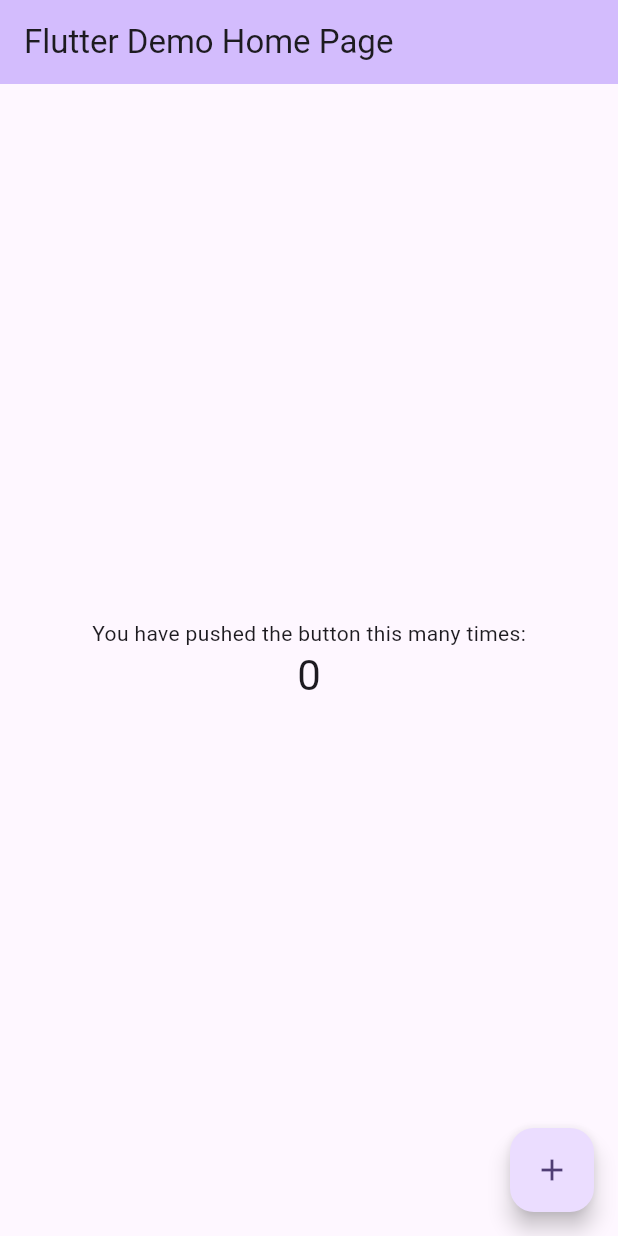
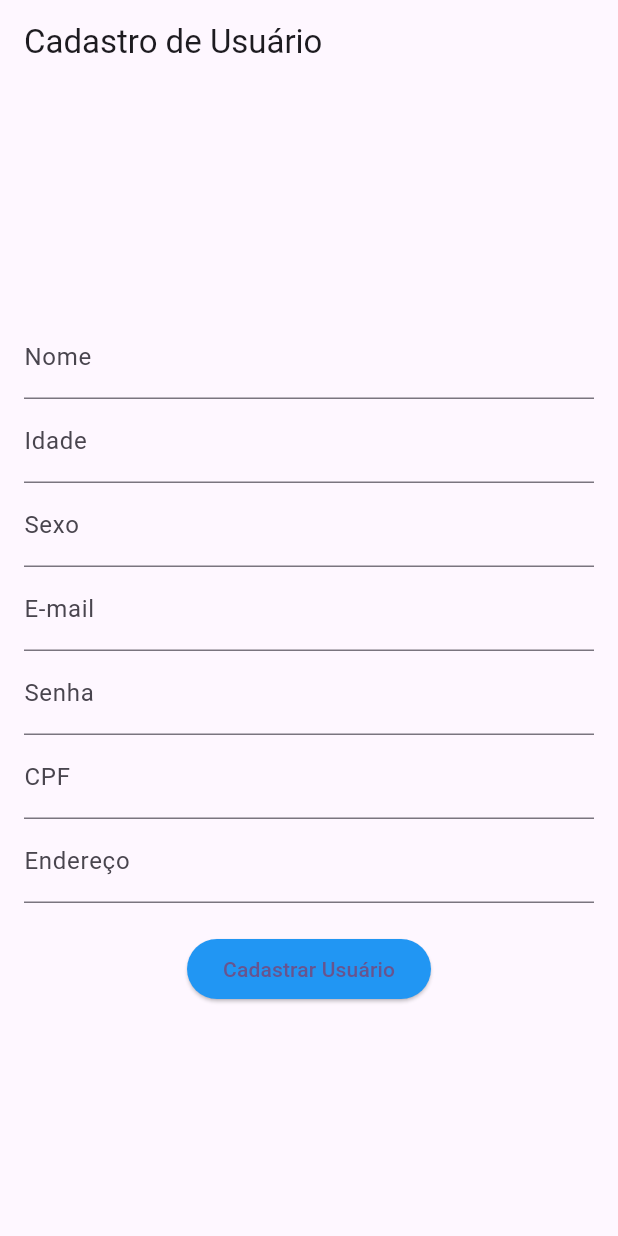
Before and after one commit to Lduarte97/AppMachinex, a Flutter app: the screen it shows after launch, on a phone screen of 412 x 824 dp. Run offline on Flutter 3.47's test engine with Material 3 defaults, Android fonts, the phone set to English and light mode, and no system bars.

```diff
--- a/lib/main.dart
+++ b/lib/main.dart
@@ -1,4 +1,6 @@
 import 'package:flutter/material.dart';
+import 'package:projeto/view/login.dart';
+import 'package:projeto/view/Cadastro.dart';
 
 void main() {
   runApp(const MyApp());
@@ -31,95 +33,9 @@ class MyApp extends StatelessWidget {
         colorScheme: ColorScheme.fromSeed(seedColor: Colors.deepPurple),
         useMaterial3: true,
       ),
-      home: const MyHomePage(title: 'Flutter Demo Home Page'),
+      home: Cadastro(),
     );
   }
 }
 
-class MyHomePage extends StatefulWidget {
-  const MyHomePage({super.key, required this.title});
-
-  // This widget is the home page of your application. It is stateful, meaning
-  // that it has a State object (defined below) that contains fields that affect
-  // how it looks.
-
-  // This class is the configuration for the state. It holds the values (in this
-  // case the title) provided by the parent (in this case the App widget) and
-  // used by the build method of the State. Fields in a Widget subclass are
-  // always marked "final".
-
-  final String title;
-
-  @override
-  State<MyHomePage> createState() => _MyHomePageState();
-}
-
-class _MyHomePageState extends State<MyHomePage> {
-  int _counter = 0;
-
-  void _incrementCounter() {
-    setState(() {
-      // This call to setState tells the Flutter framework that something has
-      // changed in this State, which causes it to rerun the build method below
-      // so that the display can reflect the updated values. If we changed
-      // _counter without calling setState(), then the build method would not be
-      // called again, and so nothing would appear to happen.
-      _counter++;
-    });
-  }
-
-  @override
-  Widget build(BuildContext context) {
-    // This method is rerun every time setState is called, for instance as done
-    // by the _incrementCounter method above.
-    //
-    // The Flutter framework has been optimized to make rerunning build methods
-    // fast, so that you can just rebuild anything that needs updating rather
-    // than having to individually change instances of widgets.
-    return Scaffold(
-      appBar: AppBar(
-        // TRY THIS: Try changing the color here to a specific color (to
-        // Colors.amber, perhaps?) and trigger a hot reload to see the AppBar
-        // change color while the other colors stay the same.
-        backgroundColor: Theme.of(context).colorScheme.inversePrimary,
-        // Here we take the value from the MyHomePage object that was created by
-        // the App.build method, and use it to set our appbar title.
-        title: Text(widget.title),
-      ),
-      body: Center(
-        // Center is a layout widget. It takes a single child and positions it
-        // in the middle of the parent.
-        child: Column(
-          // Column is also a layout widget. It takes a list of children and
-          // arranges them vertically. By default, it sizes itself to fit its
-          // children horizontally, and tries to be as tall as its parent.
-          //
-          // Column has various properties to control how it sizes itself and
-          // how it positions its children. Here we use mainAxisAlignment to
-          // center the children vertically; the main axis here is the vertical
-          // axis because Columns are vertical (the cross axis would be
-          // horizontal).
-          //
-          // TRY THIS: Invoke "debug painting" (choose the "Toggle Debug Paint"
-          // action in the IDE, or press "p" in the console), to see the
-          // wireframe for each widget.
-          mainAxisAlignment: MainAxisAlignment.center,
-          children: <Widget>[
-            const Text(
-              'You have pushed the button this many times:',
-            ),
-            Text(
-              '$_counter',
-              style: Theme.of(context).textTheme.headlineMedium,
-            ),
-          ],
-        ),
-      ),
-      floatingActionButton: FloatingActionButton(
-        onPressed: _incrementCounter,
-        tooltip: 'Increment',
-        child: const Icon(Icons.add),
-      ), // This trailing comma makes auto-formatting nicer for build methods.
-    );
-  }
-}
+class UserRegistrationScreen {}
--- /dev/null
+++ b/lib/view/Cadastro.dart
@@ -0,0 +1,115 @@
+import 'package:flutter/material.dart';
+
+class Cadastro extends StatefulWidget {
+  @override
+  CadastroPage createState() => CadastroPage();
+}
+
+class CadastroPage extends State<Cadastro> {
+  final _formKey = GlobalKey<FormState>();
+
+  @override
+  Widget build(BuildContext context) {
+    return Scaffold(
+      appBar: AppBar(
+        title: Text('Cadastro de Usuário'),
+      ),
+      body: Center(
+        child: Padding(
+          padding: EdgeInsets.all(16.0),
+          child: Form(
+            key: _formKey,
+            child: Column(
+              mainAxisSize: MainAxisSize.min,
+              children: [
+                TextFormField(
+                  decoration: InputDecoration(labelText: 'Nome'),
+                  validator: (value) {
+                    if (value == null || value.isEmpty) {
+                      return 'Por favor, insira seu nome';
+                    }
+                    return null;
+                  },
+                ),
+                TextFormField(
+                  decoration: InputDecoration(labelText: 'Idade'),
+                  keyboardType: TextInputType.number,
+                  validator: (value) {
+                    if (value == null || value.isEmpty) {
+                      return 'Por favor, insira sua idade';
+                    }
+                    return null;
+                  },
+                ),
+                TextFormField(
+                  decoration: InputDecoration(labelText: 'Sexo'),
+                  validator: (value) {
+                    if (value == null || value.isEmpty) {
+                      return 'Por favor, insira seu sexo';
+                    }
+                    return null;
+                  },
+                ),
+                TextFormField(
+                  decoration: InputDecoration(labelText: 'E-mail'),
+                  keyboardType: TextInputType.emailAddress,
+                  validator: (value) {
+                    if (value == null || value.isEmpty) {
+                      return 'Por favor, insira seu e-mail';
+                    }
+                    return null;
+                  },
+                ),
+                TextFormField(
+                  decoration: InputDecoration(labelText: 'Senha'),
+                  obscureText: true,
+                  validator: (value) {
+                    if (value == null || value.isEmpty) {
+                      return 'Por favor, insira sua senha';
+                    }
+                    return null;
+                  },
+                ),
+                TextFormField(
+                  decoration: InputDecoration(labelText: 'CPF'),
+                  keyboardType: TextInputType.number,
+                  validator: (value) {
+                    if (value == null || value.isEmpty) {
+                      return 'Por favor, insira seu CPF';
+                    }
+                    return null;
+                  },
+                ),
+                TextFormField(
+                  decoration: InputDecoration(labelText: 'Endereço'),
+                  validator: (value) {
+                    if (value == null || value.isEmpty) {
+                      return 'Por favor, insira seu endereço';
+                    }
+                    return null;
+                  },
+                ),
+                SizedBox(height: 20),
+                ElevatedButton(
+                  onPressed: () {
+                    if (_formKey.currentState?.validate() ?? false) {
+                      // Se o formulário for válido, mostre uma mensagem de sucesso ou prossiga com o cadastro
+                      ScaffoldMessenger.of(context).showSnackBar(
+                        SnackBar(
+                            content: Text('Cadastro realizado com sucesso!')),
+                      );
+                    }
+                  },
+                  style: ElevatedButton.styleFrom(
+                    backgroundColor: Colors.blue, // Cor do botão
+                  ),
+                  child: Text('Cadastrar Usuário'),
+                ),
+              ],
+            ),
+          ),
+        ),
+      ),
+    );
+  }
+}
```
Also changed, not shown: lib/view/login.dart (added, +81 -0 lines), pubspec.lock, 1 other file.
